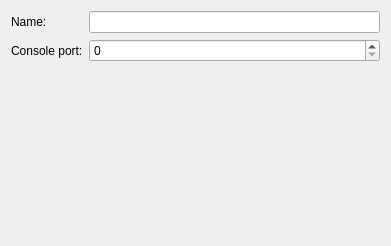
This is gns3/modules/vpcs/ui/vpcs_device_configuration_page.ui in mpplab/MNSS as Qt 5 draws it before an edit. The edited form follows.
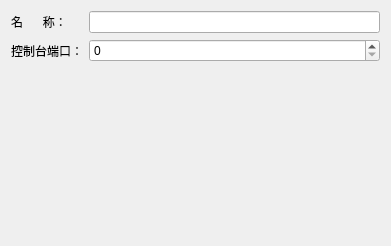
This is the edited form.

What changed in the file:
```diff
--- a/gns3/modules/vpcs/ui/vpcs_device_configuration_page.ui
+++ b/gns3/modules/vpcs/ui/vpcs_device_configuration_page.ui
@@ -40,14 +40,14 @@
    <item row="2" column="0">
     <widget class="QLabel" name="uiConsolePortLabel">
      <property name="text">
-      <string>Console port:</string>
+      <string>控制台端口：</string>
      </property>
     </widget>
    </item>
    <item row="0" column="0">
     <widget class="QLabel" name="uiNameLabel">
      <property name="text">
-      <string>Name:</string>
+      <string>名      称：</string>
      </property>
     </widget>
    </item>
```
Left out of the diff: 2 changed lines with no effect on the pictures.
